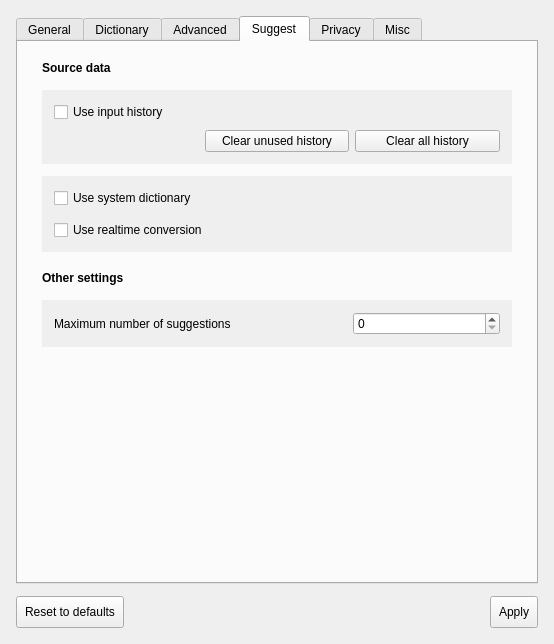
First picture: the form in src/gui/config_dialog/config_dialog.ui, repository yoshikiobata/mozc, before the edit.
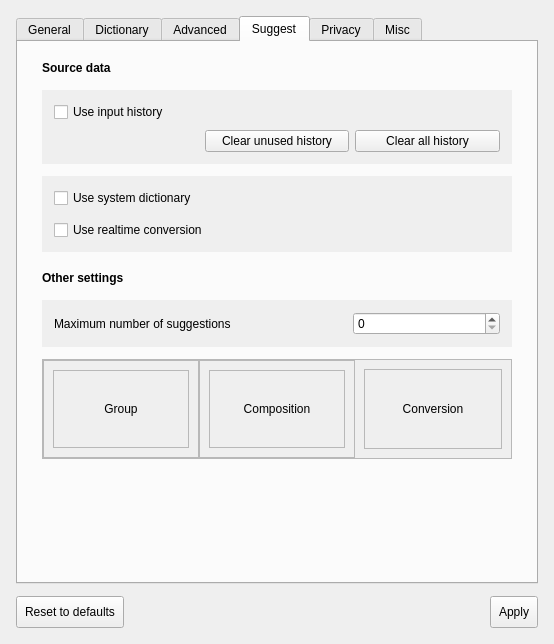
Second picture: the form after the edit. The open tabs and pages were chosen to show the change. Custom widgets are drawn as their Qt base class.

```diff
--- a/src/gui/config_dialog/config_dialog.ui
+++ b/src/gui/config_dialog/config_dialog.ui
@@ -1193,6 +1193,119 @@
           </layout>
          </widget>
         </item>
+        <item>
+         <widget class="QScrollArea" name="scrollArea">
+          <property name="widgetResizable">
+           <bool>true</bool>
+          </property>
+          <widget class="QWidget" name="scrollAreaWidgetContents">
+           <property name="sizePolicy">
+            <sizepolicy hsizetype="Expanding" vsizetype="Preferred">
+             <horstretch>0</horstretch>
+             <verstretch>0</verstretch>
+            </sizepolicy>
+           </property>
+           <layout class="QGridLayout" name="gridLayout" columnstretch="1,1,1">
+            <property name="leftMargin">
+             <number>0</number>
+            </property>
+            <property name="topMargin">
+             <number>0</number>
+            </property>
+            <property name="rightMargin">
+             <number>0</number>
+            </property>
+            <property name="bottomMargin">
+             <number>0</number>
+            </property>
+            <property name="spacing">
+             <number>0</number>
+            </property>
+            <item row="0" column="0">
+             <widget class="QFrame" name="headerFrame1">
+              <property name="sizePolicy">
+               <sizepolicy hsizetype="Preferred" vsizetype="Minimum">
+                <horstretch>0</horstretch>
+                <verstretch>0</verstretch>
+               </sizepolicy>
+              </property>
+              <property name="frameShape">
+               <enum>QFrame::Shape::StyledPanel</enum>
+              </property>
+              <property name="frameShadow">
+               <enum>QFrame::Shadow::Raised</enum>
+              </property>
+              <layout class="QHBoxLayout" name="horizontalLayout_222">
+               <item>
+                <widget class="QLabel" name="headerlabel1">
+                 <property name="frameShape">
+                  <enum>QFrame::Shape::StyledPanel</enum>
+                 </property>
+                 <property name="text">
+                  <string>Group</string>
+                 </property>
+                 <property name="alignment">
+                  <set>Qt::AlignmentFlag::AlignCenter</set>
+                 </property>
+                </widget>
+               </item>
+              </layout>
+             </widget>
+            </item>
+            <item row="0" column="1">
+             <widget class="QFrame" name="headerFrame1">
+              <property name="frameShape">
+               <enum>QFrame::Shape::StyledPanel</enum>
+              </property>
+              <property name="frameShadow">
+               <enum>QFrame::Shadow::Plain</enum>
+              </property>
+              <layout class="QHBoxLayout" name="horizontalLayout_222">
+               <item>
+                <widget class="QLabel" name="headerlabel1">
+                 <property name="frameShape">
+                  <enum>QFrame::Shape::StyledPanel</enum>
+                 </property>
+                 <property name="frameShadow">
+                  <enum>QFrame::Shadow::Raised</enum>
+                 </property>
+                 <property name="text">
+                  <string>Composition</string>
+                 </property>
+                 <property name="alignment">
+                  <set>Qt::AlignmentFlag::AlignCenter</set>
+                 </property>
+                </widget>
+               </item>
+              </layout>
+             </widget>
+            </item>
+            <item row="0" column="2">
+             <widget class="QFrame" name="headerFrame1">
+              <layout class="QHBoxLayout" name="horizontalLayout_222">
+               <item>
+                <widget class="QLabel" name="headerlabel1">
+                 <property name="frameShape">
+                  <enum>QFrame::Shape::StyledPanel</enum>
+                 </property>
+                 <property name="frameShadow">
+                  <enum>QFrame::Shadow::Sunken</enum>
+                 </property>
+                 <property name="text">
+                  <string>Conversion</string>
+                 </property>
+                 <property name="alignment">
+                  <set>Qt::AlignmentFlag::AlignCenter</set>
+                 </property>
+                </widget>
+               </item>
+              </layout>
+             </widget>
+            </item>
+           </layout>
+          </widget>
+         </widget>
+        </item>
         <item>
          <spacer name="suggesttabspacer">
           <property name="orientation">
```
